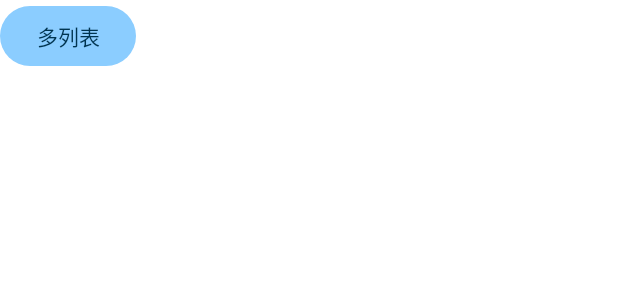
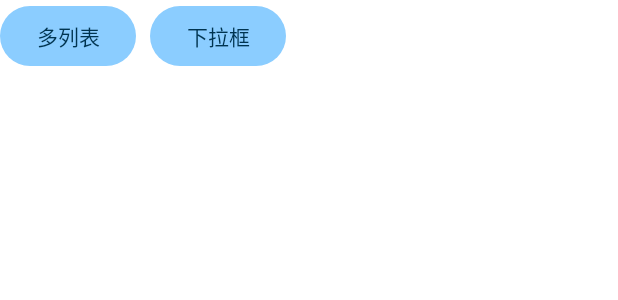
Before and after one commit to XiaocXC/FinalArchitecture, an Android app: the layout fragment_toolbox.xml on its own in the app's theme, with its tools: preview values and no code run, on a phone screen of 412 x 824 dp. Shown: the top 300 px of the screen. Run offline under Robolectric (Android 15) with nearby library versions, the phone set to English and light mode, and no system bars.

```diff
--- a/app/src/main/java/com/zjl/finalarchitecture/module/home/ui/fragment/ArticleFragment.kt
+++ b/app/src/main/java/com/zjl/finalarchitecture/module/home/ui/fragment/ArticleFragment.kt
@@ -1,7 +1,6 @@
 package com.zjl.finalarchitecture.module.home.ui.fragment
 
 import androidx.fragment.app.viewModels
-import androidx.lifecycle.lifecycleScope
 import androidx.recyclerview.widget.ConcatAdapter
 import androidx.recyclerview.widget.LinearLayoutManager
 import com.scwang.smart.refresh.layout.api.RefreshLayout
@@ -16,8 +15,8 @@ import com.zjl.finalarchitecture.module.home.ui.adapter.ArticleBannerWrapperAdap
 import com.zjl.finalarchitecture.module.home.ui.adapter.ArticleDividerItemDecoration
 import com.zjl.finalarchitecture.module.home.ui.adapter.BannerVOWrapper
 import com.zjl.finalarchitecture.module.home.viewmodel.ArticleViewModel
-import com.zjl.finalarchitecture.utils.multistate.handleWithPaging3
-import com.zjl.finalarchitecture.utils.smartrefresh.handleWithPaging3
+import com.zjl.finalarchitecture.utils.ext.multistate.handleWithPaging3
+import com.zjl.finalarchitecture.utils.ext.smartrefresh.handleWithPaging3
 import kotlinx.coroutines.flow.collectLatest
 import kotlinx.coroutines.launch
 
--- a/app/src/main/java/com/zjl/finalarchitecture/module/home/ui/fragment/PlazaFragment.kt
+++ b/app/src/main/java/com/zjl/finalarchitecture/module/home/ui/fragment/PlazaFragment.kt
@@ -15,8 +15,8 @@ import com.zjl.finalarchitecture.databinding.FragmentPlazaBinding
 import com.zjl.finalarchitecture.module.home.ui.adapter.ArticleAdapter
 import com.zjl.finalarchitecture.module.home.ui.adapter.ArticleDividerItemDecoration
 import com.zjl.finalarchitecture.module.home.viewmodel.PlazaViewModel
-import com.zjl.finalarchitecture.utils.multistate.handleWithPaging3
-import com.zjl.finalarchitecture.utils.smartrefresh.handleWithPaging3
+import com.zjl.finalarchitecture.utils.ext.multistate.handleWithPaging3
+import com.zjl.finalarchitecture.utils.ext.smartrefresh.handleWithPaging3
 import kotlinx.coroutines.flow.collectLatest
 import kotlinx.coroutines.launch
 
--- a/app/src/main/java/com/zjl/finalarchitecture/module/home/ui/fragment/ProjectFragment.kt
+++ b/app/src/main/java/com/zjl/finalarchitecture/module/home/ui/fragment/ProjectFragment.kt
@@ -2,7 +2,6 @@ package com.zjl.finalarchitecture.module.home.ui.fragment
 
 import androidx.fragment.app.viewModels
 import androidx.recyclerview.widget.LinearLayoutManager
-import com.blankj.utilcode.util.ToastUtils
 import com.scwang.smart.refresh.layout.api.RefreshLayout
 import com.scwang.smart.refresh.layout.listener.OnRefreshListener
 import com.zjl.base.adapter.DefaultLoadStateAdapter
@@ -14,9 +13,8 @@ import com.zjl.finalarchitecture.module.home.ui.adapter.ArticleDividerItemDecora
 import com.zjl.finalarchitecture.module.home.ui.adapter.ProjectAdapter
 import com.zjl.finalarchitecture.module.home.ui.adapter.ProjectCategoryAdapter
 import com.zjl.finalarchitecture.module.home.viewmodel.ProjectViewModel
-import com.zjl.finalarchitecture.module.sysnav.ui.adapter.NavigationTabAdapter
-import com.zjl.finalarchitecture.utils.multistate.handleWithPaging3
-import com.zjl.finalarchitecture.utils.smartrefresh.handleWithPaging3
+import com.zjl.finalarchitecture.utils.ext.multistate.handleWithPaging3
+import com.zjl.finalarchitecture.utils.ext.smartrefresh.handleWithPaging3
 import kotlinx.coroutines.flow.collectLatest
 import kotlinx.coroutines.launch
 import timber.log.Timber
--- a/app/src/main/java/com/zjl/finalarchitecture/module/sysnav/ui/fragment/SysAndNavFragment.kt
+++ b/app/src/main/java/com/zjl/finalarchitecture/module/sysnav/ui/fragment/SysAndNavFragment.kt
@@ -33,13 +33,13 @@ class SysAndNavFragment : BaseFragment<FragmentSysAndNavBinding>() {
     override fun createObserver() {
     }
 
-    private fun initViewPager2(){
+    private fun initViewPager2() {
         //ViewPager2初始化
         mBinding.mViewPager2.init(this, mFragmentList)
         mBinding.mViewPager2.reduceDragSensitivity()
         //绑定TabLayout ViewPager2
         tabLayoutMediator =
-            TabLayoutMediator(mBinding.mTabLayout,mBinding.mViewPager2)
+            TabLayoutMediator(mBinding.mTabLayout, mBinding.mViewPager2)
             { tab, position ->
                 tab.text = mTitleArrayData[position]
             }.apply {
@@ -52,7 +52,7 @@ class SysAndNavFragment : BaseFragment<FragmentSysAndNavBinding>() {
         tabLayoutMediator?.detach()
         tabLayoutMediator = null
         super.onDestroyView()
-        LogUtils.eTag("zhou::","onDestroyView")
+        LogUtils.eTag("zhou::", "onDestroyView")
     }
 
 }
--- a/app/src/main/java/com/zjl/finalarchitecture/module/sysnav/ui/fragment/SystemDetailInnerFragment.kt
+++ b/app/src/main/java/com/zjl/finalarchitecture/module/sysnav/ui/fragment/SystemDetailInnerFragment.kt
@@ -11,7 +11,7 @@ import com.zjl.finalarchitecture.databinding.FragmentSystemDetailInnerBinding
 import com.zjl.finalarchitecture.module.home.ui.adapter.ArticleAdapter
 import com.zjl.finalarchitecture.module.home.ui.adapter.ArticleDividerItemDecoration
 import com.zjl.finalarchitecture.module.sysnav.viewmodel.SystemDetailInnerViewModel
-import com.zjl.finalarchitecture.utils.multistate.handleWithPaging3
+import com.zjl.finalarchitecture.utils.ext.multistate.handleWithPaging3
 import kotlinx.coroutines.flow.collectLatest
 import kotlinx.coroutines.launch
 
--- a/app/src/main/java/com/zjl/finalarchitecture/utils/multistate/MultiStateExt.kt
+++ b/app/src/main/java/com/zjl/finalarchitecture/utils/ext/multistate/MultiStateExt.kt
@@ -1,4 +1,4 @@
-package com.zjl.finalarchitecture.utils.multistate
+package com.zjl.finalarchitecture.utils.ext.multistate
 
 import androidx.paging.CombinedLoadStates
 import androidx.paging.LoadState
--- a/app/src/main/java/com/zjl/finalarchitecture/utils/smartrefresh/SmartRefreshExt.kt
+++ b/app/src/main/java/com/zjl/finalarchitecture/utils/ext/smartrefresh/SmartRefreshExt.kt
@@ -1,4 +1,4 @@
-package com.zjl.finalarchitecture.utils.smartrefresh
+package com.zjl.finalarchitecture.utils.ext.smartrefresh
 
 import androidx.paging.CombinedLoadStates
 import androidx.paging.LoadState
--- a/app/src/main/res/layout/fragment_project.xml
+++ b/app/src/main/res/layout/fragment_project.xml
@@ -27,7 +27,6 @@
             android:id="@+id/rvProject"
             android:layout_width="match_parent"
             android:layout_height="match_parent"
-            android:background="@color/base_white95"
             app:layoutManager="androidx.recyclerview.widget.LinearLayoutManager"
             tools:listitem="@layout/item_project" />
 
--- a/app/src/main/res/layout/fragment_toolbox.xml
+++ b/app/src/main/res/layout/fragment_toolbox.xml
@@ -2,8 +2,7 @@
 <FrameLayout xmlns:android="http://schemas.android.com/apk/res/android"
     xmlns:tools="http://schemas.android.com/tools"
     android:layout_width="match_parent"
-    android:layout_height="match_parent"
-    tools:context=".module.navigation.ui.fragment.BlankFragment">
+    android:layout_height="match_parent">
 
     <com.google.android.material.button.MaterialButton
         android:id="@+id/btn_multi"
@@ -11,4 +10,11 @@
         android:layout_height="wrap_content"
         android:text="多列表"/>
 
+    <com.google.android.material.button.MaterialButton
+        android:id="@+id/btnDropPop"
+        android:layout_width="wrap_content"
+        android:layout_height="wrap_content"
+        android:layout_marginStart="100dp"
+        android:text="下拉框"/>
+
 </FrameLayout>
--- a/app/src/main/res/layout/item_category_sub.xml
+++ b/app/src/main/res/layout/item_category_sub.xml
@@ -4,9 +4,9 @@
     android:id="@+id/ctvCategory"
     android:layout_width="wrap_content"
     android:layout_height="wrap_content"
-    android:layout_margin="7dp"
+    android:layout_margin="5dp"
     android:background="@drawable/selector_bg_category_item"
     android:checked="false"
     android:textColor="@color/selector_color_category_item"
-    android:textSize="13sp"
+    android:textSize="12sp"
     tools:text="iOS" />
```
Also changed, not shown: app/src/main/java/com/zjl/finalarchitecture/module/home/ui/fragment/AskFragment.kt (+2 -10 lines), app/src/main/java/com/zjl/finalarchitecture/module/home/ui/fragment/WeChatFragment.kt (+7 -10 lines), app/src/main/java/com/zjl/finalarchitecture/module/toolbox/ToolboxFragment.kt (+10 -0 lines), app/src/main/res/layout/fragment_wechat.xml (+1 -8 lines), app/src/main/res/layout/item_project.xml (+7 -14 lines), library_base/src/main/java/com/zjl/base/utils/widget/DropPopWindow.kt (added, +19 -0 lines).
